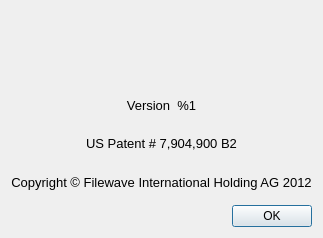
First picture: the form in FileWaveGuiLib/AboutWidget.ui, repository fw-dev/translations, before the edit.
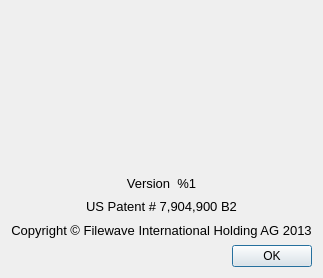
Second picture: the form after the edit.

```diff
--- a/FileWaveGuiLib/AboutWidget.ui
+++ b/FileWaveGuiLib/AboutWidget.ui
@@ -6,17 +6,65 @@
    <rect>
     <x>0</x>
     <y>0</y>
-    <width>282</width>
-    <height>238</height>
+    <width>279</width>
+    <height>278</height>
    </rect>
   </property>
   <layout class="QVBoxLayout" name="verticalLayout">
    <item>
-    <widget class="QLabel" name="logoLabel">
-     <property name="alignment">
-      <set>Qt::AlignCenter</set>
-     </property>
-    </widget>
+    <layout class="QHBoxLayout" name="horizontalLayout">
+     <item>
+      <spacer name="horizontalSpacer_2">
+       <property name="orientation">
+        <enum>Qt::Horizontal</enum>
+       </property>
+       <property name="sizeHint" stdset="0">
+        <size>
+         <width>40</width>
+         <height>20</height>
+        </size>
+       </property>
+      </spacer>
+     </item>
+     <item>
+      <widget class="QLabel" name="logoLabel">
+       <property name="sizePolicy">
+        <sizepolicy hsizetype="Fixed" vsizetype="Fixed">
+         <horstretch>0</horstretch>
+         <verstretch>0</verstretch>
+        </sizepolicy>
+       </property>
+       <property name="minimumSize">
+        <size>
+         <width>128</width>
+         <height>128</height>
+        </size>
+       </property>
+       <property name="maximumSize">
+        <size>
+         <width>128</width>
+         <height>128</height>
+        </size>
+       </property>
+       <property name="alignment">
+        <set>Qt::AlignCenter</set>
+       </property>
+      </widget>
+     </item>
+     <item>
+      <spacer name="horizontalSpacer">
+       <property name="orientation">
+        <enum>Qt::Horizontal</enum>
+       </property>
+       <property name="sizeHint" stdset="0">
+        <size>
+         <width>40</width>
+         <height>20</height>
+        </size>
+       </property>
+      </spacer>
+     </item>
+    </layout>
    </item>
    <item>
     <widget class="QLabel" name="appNameLabel">
@@ -73,7 +121,7 @@
       </font>
      </property>
      <property name="text">
-      <string>Copyright © Filewave International Holding AG 2012</string>
+      <string>Copyright © Filewave International Holding AG 2013</string>
      </property>
      <property name="alignment">
       <set>Qt::AlignCenter</set>
```
Left out of the diff: 4 changed lines with no effect on the pictures.
